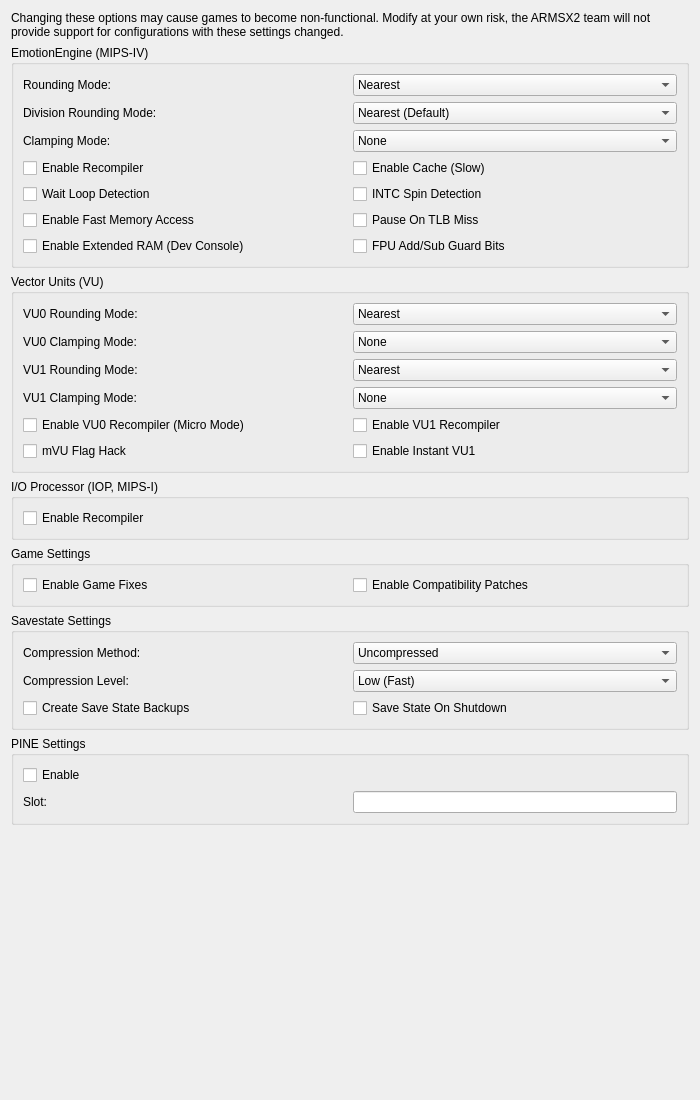
Old version of the form pcsx2-qt/Settings/AdvancedSettingsWidget.ui in the repository ARMSX2/ARMSX2.
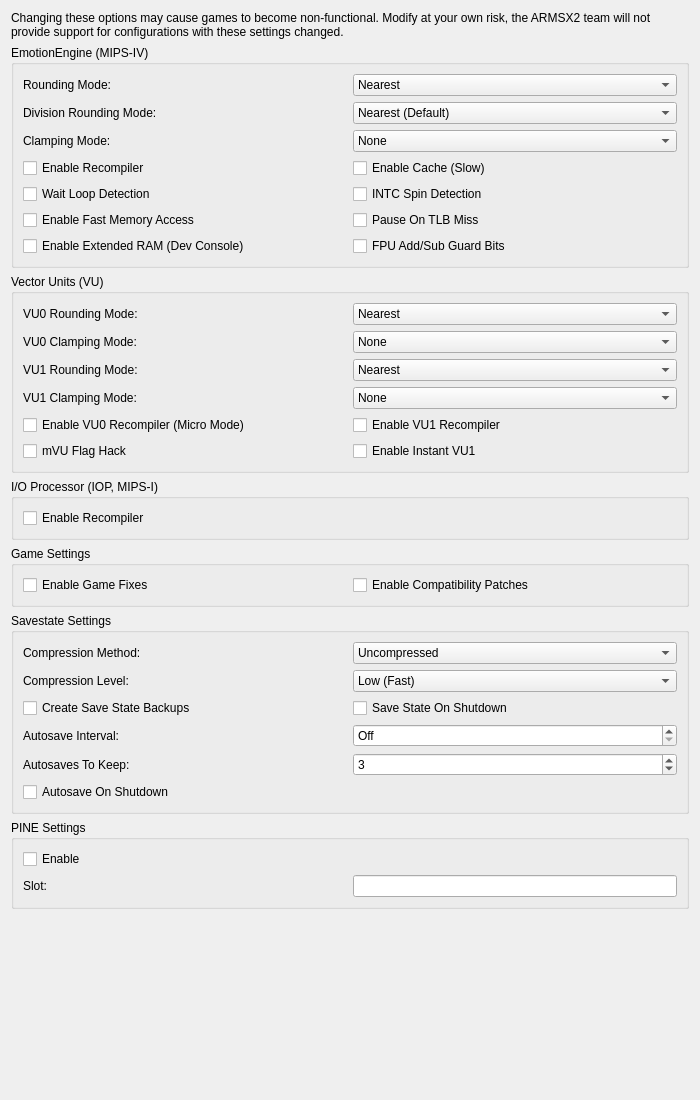
New version of the form.

Commit message: Qt UI: autosaves in the Load State menu, with interval, count and on-shutdown settings in Advanced

What changed in the file:
```diff
--- a/pcsx2-qt/Settings/AdvancedSettingsWidget.ui
+++ b/pcsx2-qt/Settings/AdvancedSettingsWidget.ui
@@ -506,6 +506,59 @@
         </item>
        </widget>
       </item>
+      <item row="4" column="0">
+       <widget class="QLabel" name="autosaveIntervalLabel">
+        <property name="text">
+         <string>Autosave Interval:</string>
+        </property>
+        <property name="buddy">
+         <cstring>autosaveInterval</cstring>
+        </property>
+       </widget>
+      </item>
+      <item row="4" column="1">
+       <widget class="QSpinBox" name="autosaveInterval">
+        <property name="specialValueText">
+         <string>Off</string>
+        </property>
+        <property name="suffix">
+         <string> min</string>
+        </property>
+        <property name="maximum">
+         <number>60</number>
+        </property>
+       </widget>
+      </item>
+      <item row="5" column="0">
+       <widget class="QLabel" name="autosaveKeepLabel">
+        <property name="text">
+         <string>Autosaves To Keep:</string>
+        </property>
+        <property name="buddy">
+         <cstring>autosaveKeep</cstring>
+        </property>
+       </widget>
+      </item>
+      <item row="5" column="1">
+       <widget class="QSpinBox" name="autosaveKeep">
+        <property name="minimum">
+         <number>1</number>
+        </property>
+        <property name="maximum">
+         <number>5</number>
+        </property>
+        <property name="value">
+         <number>3</number>
+        </property>
+       </widget>
+      </item>
+      <item row="6" column="0">
+       <widget class="QCheckBox" name="autosaveOnShutdown">
+        <property name="text">
+         <string>Autosave On Shutdown</string>
+        </property>
+       </widget>
+      </item>
      </layout>
     </widget>
    </item>
```
Left out of the diff: 3 changed lines with no effect on the pictures. The commit also changes 2 other files.
